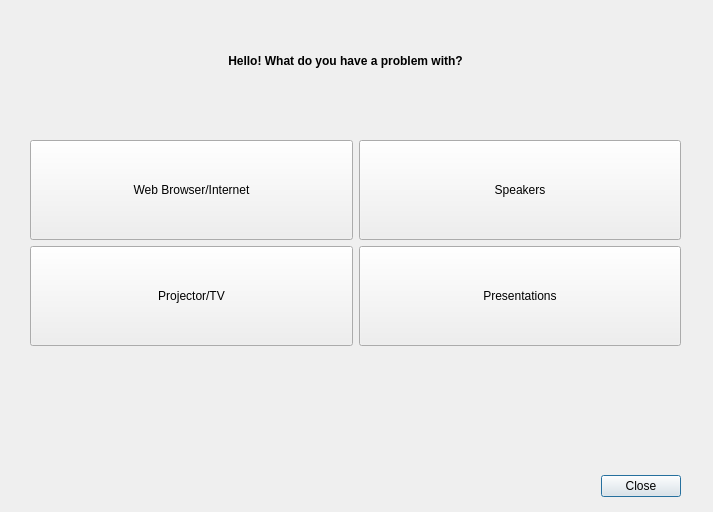
First picture: the form in ui/problem_dialog.ui, repository Atrate/qSchoolHelper, before the edit.
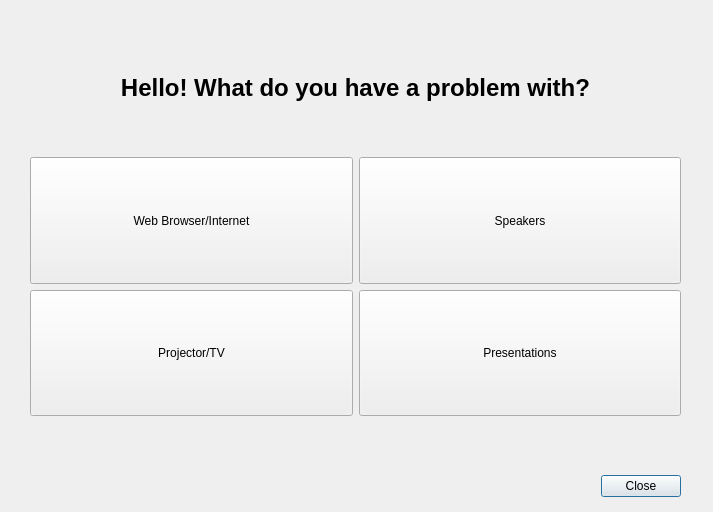
Second picture: the form after the edit.

What changed in the file:
```diff
--- a/ui/problem_dialog.ui
+++ b/ui/problem_dialog.ui
@@ -32,39 +32,17 @@
     <set>QDialogButtonBox::Close</set>
    </property>
   </widget>
-  <widget class="QLabel" name="label">
-   <property name="geometry">
-    <rect>
-     <x>20</x>
-     <y>20</y>
-     <width>651</width>
-     <height>81</height>
-    </rect>
-   </property>
-   <property name="font">
-    <font>
-     <weight>75</weight>
-     <bold>true</bold>
-    </font>
-   </property>
-   <property name="text">
-    <string>Hello! What do you have a problem with?</string>
-   </property>
-   <property name="alignment">
-    <set>Qt::AlignCenter</set>
-   </property>
-  </widget>
   <widget class="QWidget" name="gridLayoutWidget">
    <property name="geometry">
     <rect>
      <x>30</x>
-     <y>140</y>
+     <y>25</y>
      <width>651</width>
-     <height>206</height>
+     <height>391</height>
     </rect>
    </property>
    <layout class="QGridLayout" name="gridLayout">
-    <item row="0" column="0">
+    <item row="1" column="0">
      <widget class="QPushButton" name="browser_button">
       <property name="sizePolicy">
        <sizepolicy hsizetype="Expanding" vsizetype="Expanding">
@@ -77,38 +55,12 @@
       </property>
      </widget>
     </item>
-    <item row="0" column="1">
-     <widget class="QPushButton" name="spekaers_button">
-      <property name="sizePolicy">
-       <sizepolicy hsizetype="Expanding" vsizetype="Expanding">
-        <horstretch>0</horstretch>
-        <verstretch>0</verstretch>
-       </sizepolicy>
-      </property>
-      <property name="text">
-       <string>Speakers</string>
-      </property>
-     </widget>
-    </item>
-    <item row="1" column="1">
-     <widget class="QPushButton" name="presentation_button">
-      <property name="sizePolicy">
-       <sizepolicy hsizetype="Expanding" vsizetype="Expanding">
-        <horstretch>0</horstretch>
-        <verstretch>0</verstretch>
-       </sizepolicy>
-      </property>
-      <property name="text">
-       <string>Presentations</string>
-      </property>
-     </widget>
-    </item>
-    <item row="1" column="0">
+    <item row="2" column="0">
      <widget class="QPushButton" name="projector_button">
       <property name="sizePolicy">
        <sizepolicy hsizetype="Expanding" vsizetype="Expanding">
         <horstretch>0</horstretch>
-        <verstretch>0</verstretch>
+        <verstretch>1</verstretch>
        </sizepolicy>
       </property>
       <property name="font">
@@ -121,6 +73,55 @@
       </property>
      </widget>
     </item>
+    <item row="2" column="1">
+     <widget class="QPushButton" name="presentation_button">
+      <property name="sizePolicy">
+       <sizepolicy hsizetype="Expanding" vsizetype="Expanding">
+        <horstretch>0</horstretch>
+        <verstretch>1</verstretch>
+       </sizepolicy>
+      </property>
+      <property name="text">
+       <string>Presentations</string>
+      </property>
+     </widget>
+    </item>
+    <item row="1" column="1">
+     <widget class="QPushButton" name="spekaers_button">
+      <property name="sizePolicy">
+       <sizepolicy hsizetype="Expanding" vsizetype="Expanding">
+        <horstretch>0</horstretch>
+        <verstretch>1</verstretch>
+       </sizepolicy>
+      </property>
+      <property name="text">
+       <string>Speakers</string>
+      </property>
+     </widget>
+    </item>
+    <item row="0" column="0" colspan="2">
+     <widget class="QLabel" name="label">
+      <property name="sizePolicy">
+       <sizepolicy hsizetype="Preferred" vsizetype="Preferred">
+        <horstretch>0</horstretch>
+        <verstretch>1</verstretch>
+       </sizepolicy>
+      </property>
+      <property name="font">
+       <font>
+        <pointsize>18</pointsize>
+        <weight>75</weight>
+        <bold>true</bold>
+       </font>
+      </property>
+      <property name="text">
+       <string>Hello! What do you have a problem with?</string>
+      </property>
+      <property name="alignment">
+       <set>Qt::AlignCenter</set>
+      </property>
+     </widget>
+    </item>
    </layout>
   </widget>
  </widget>
```
